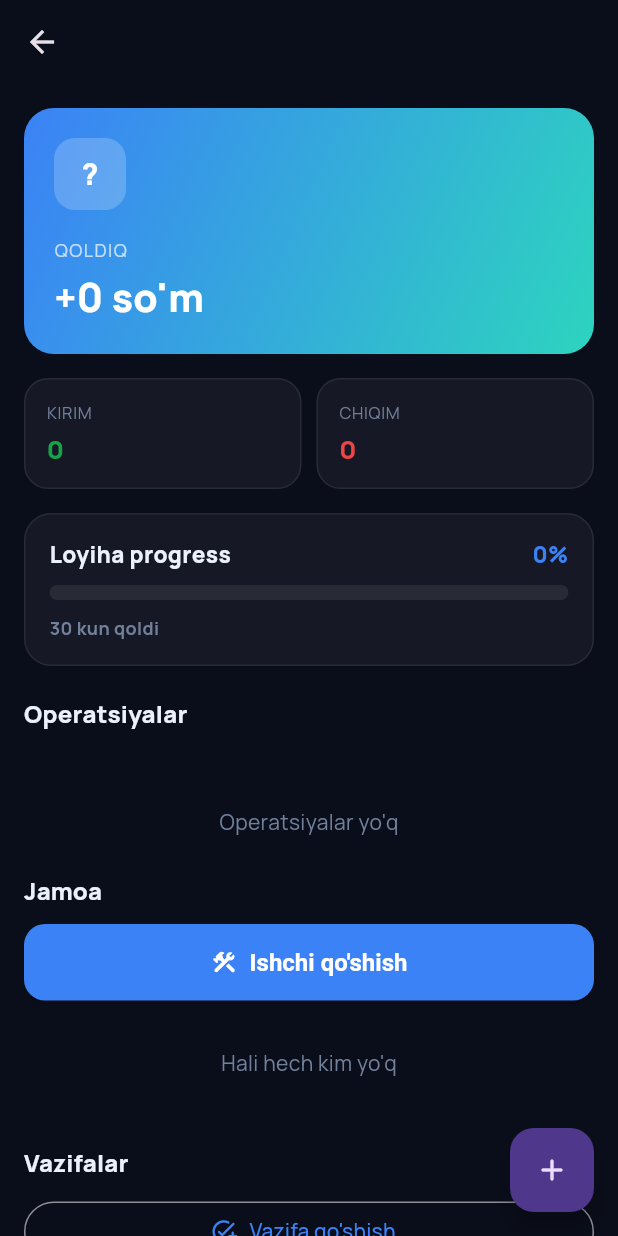
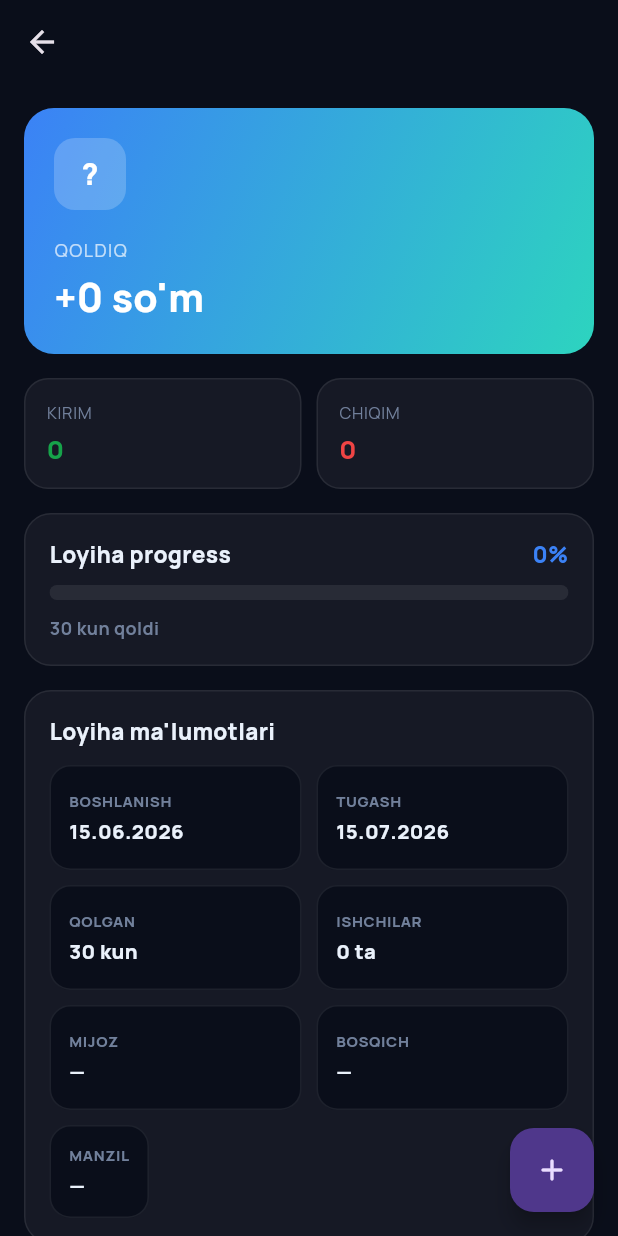
Before and after one commit to Bekzod131313/Prorab, a Flutter app: the ProjectDetailScreen screen opened directly with empty values, on a phone screen of 412 x 824 dp. Run offline on Flutter 3.47's test engine with Material 3 defaults, Android fonts, the phone set to English and light mode, and no system bars; our stand-ins replace google_fonts, share_plus, shared_preferences, supabase_flutter; accounts and stored records are empty.

Commit message:
Add project info card (dates, workers count, mijoz, bosqich, manzil)

```diff
--- a/flutter_app/lib/screens/project_detail_screen.dart
+++ b/flutter_app/lib/screens/project_detail_screen.dart
@@ -851,6 +851,51 @@ class _ProjectDetailScreenState extends State<ProjectDetailScreen> {
                 ),
               );
             }),
+            const SizedBox(height: 16),
+            Builder(builder: (context) {
+              final start = project.boshlanish ?? project.createdAt;
+              final end = start.add(Duration(days: project.muddat == 0 ? 30 : project.muddat));
+              final (_, left, _) = project.schedule;
+              final workersCount = _members.where((m) => m.role != 'owner').length;
+              final df = DateFormat('dd.MM.yyyy');
+
+              return Container(
+                padding: const EdgeInsets.all(16),
+                decoration: BoxDecoration(
+                  color: AppColors.card,
+                  border: Border.all(color: AppColors.border),
+                  borderRadius: BorderRadius.circular(18),
+                ),
+                child: Column(
+                  crossAxisAlignment: CrossAxisAlignment.start,
+                  children: [
+                    const Text(
+                      "Loyiha ma'lumotlari",
+                      style: TextStyle(color: AppColors.text, fontWeight: FontWeight.w800, fontSize: 15),
+                    ),
+                    const SizedBox(height: 12),
+                    GridView.count(
+                      crossAxisCount: 2,
+                      shrinkWrap: true,
+                      physics: const NeverScrollableScrollPhysics(),
+                      mainAxisSpacing: 10,
+                      crossAxisSpacing: 10,
+                      childAspectRatio: 2.4,
+                      children: [
+                        _InfoTile(label: 'BOSHLANISH', value: df.format(start)),
+                        _InfoTile(label: 'TUGASH', value: df.format(end)),
+                        _InfoTile(label: 'QOLGAN', value: '$left kun'),
+                        _InfoTile(label: 'ISHCHILAR', value: '$workersCount ta'),
+                        _InfoTile(label: 'MIJOZ', value: project.mijoz?.isNotEmpty == true ? project.mijoz! : '—'),
+                        _InfoTile(label: 'BOSQICH', value: project.bosqich?.isNotEmpty == true ? project.bosqich! : '—'),
+                      ],
+                    ),
+                    const SizedBox(height: 10),
+                    _InfoTile(label: 'MANZIL', value: project.manzil?.isNotEmpty == true ? project.manzil! : '—'),
+                  ],
+                ),
+              );
+            }),
             const SizedBox(height: 20),
             Text(
               'Operatsiyalar',
@@ -1168,6 +1213,41 @@ class _InfoBox extends StatelessWidget {
   }
 }
 
+class _InfoTile extends StatelessWidget {
+  final String label;
+  final String value;
+
+  const _InfoTile({required this.label, required this.value});
+
+  @override
+  Widget build(BuildContext context) {
+    return Container(
+      padding: const EdgeInsets.all(12),
+      decoration: BoxDecoration(
+        color: AppColors.bg,
+        borderRadius: BorderRadius.circular(14),
+        border: Border.all(color: AppColors.border),
+      ),
+      child: Column(
+        crossAxisAlignment: CrossAxisAlignment.start,
+        mainAxisAlignment: MainAxisAlignment.center,
+        children: [
+          Text(
+            label,
+            style: const TextStyle(fontSize: 10, color: AppColors.muted, fontWeight: FontWeight.w800, letterSpacing: 0.4),
+          ),
+          const SizedBox(height: 3),
+          Text(
+            value,
+            style: const TextStyle(fontSize: 13.5, fontWeight: FontWeight.w800, color: AppColors.text),
+            overflow: TextOverflow.ellipsis,
+          ),
+        ],
+      ),
+    );
+  }
+}
+
 class _SendMoneySheet extends StatefulWidget {
   final ObMember member;
 
```
